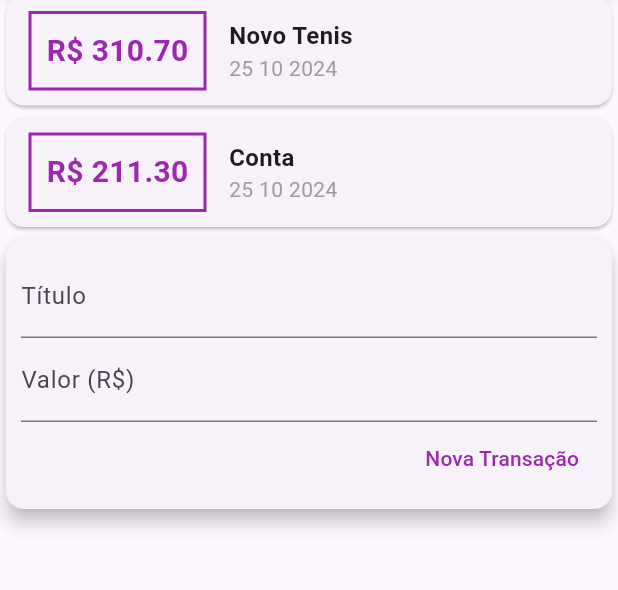
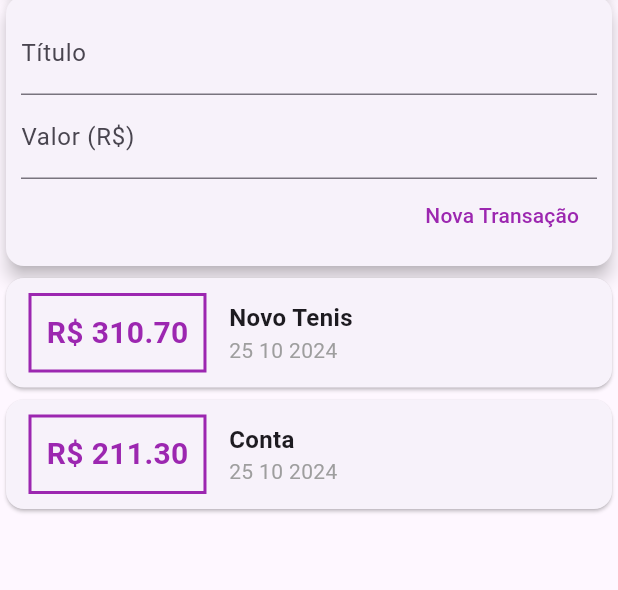
Before and after one commit to JoaoChi/GestaoGastos, a Flutter app: the screen it shows after launch, on a phone screen of 412 x 824 dp, the part 136-726 px from its top. Run offline on Flutter 3.47's test engine with Material 3 defaults, Android fonts, the phone set to English and light mode, and no system bars; missing offline and left inert: dart:ffi.

Commit message:
Criado list view com itemCount e builder

```diff
--- a/lib/components/transaction_list.dart
+++ b/lib/components/transaction_list.dart
@@ -9,8 +9,12 @@ class TransactionList extends StatelessWidget {
 
   @override
   Widget build(BuildContext context) {
-    return Column(
-      children: transactions.map((tr) {
+    return Container(
+      height: 300,
+      child: ListView.builder(
+          itemCount: transactions.length,
+          itemBuilder: (ctx, index) {
+            final tr = transactions[index];
             return Card(
               child: Row(
                 children: <Widget>[
@@ -39,7 +43,8 @@ class TransactionList extends StatelessWidget {
                     children: <Widget>[
                       Text(
                         tr.title,
-                    style: TextStyle(fontSize: 16, fontWeight: FontWeight.bold),
+                        style: TextStyle(
+                            fontSize: 16, fontWeight: FontWeight.bold),
                       ),
                       Text(
                         DateFormat('d MM y').format(tr.date),
@@ -52,7 +57,7 @@ class TransactionList extends StatelessWidget {
                 ],
               ),
             );
-      }).toList(),
+          }),
     );
   }
 }
--- a/lib/components/transaction_user.dart
+++ b/lib/components/transaction_user.dart
@@ -45,8 +45,8 @@ class _MyWidgetState extends State<TransactionUser> {
   Widget build(BuildContext context) {
     return Column(
       children: <Widget>[
+        TransactionForm(_addTransaction),
         TransactionList(_transactions),
-        TransactionForm(_addTransaction),
       ],
     );
   }
--- a/lib/main.dart
+++ b/lib/main.dart
@@ -21,7 +21,8 @@ class Homepage extends StatelessWidget {
         appBar: AppBar(
           title: Text('Despesas '),
         ),
-        body: Column(
+        body: SingleChildScrollView(
+          child: Column(
             crossAxisAlignment: CrossAxisAlignment.stretch,
             children: <Widget>[
               Container(
@@ -33,6 +34,7 @@ class Homepage extends StatelessWidget {
               ),
               TransactionUser(),
             ],
+          ),
         ));
   }
 }
```
Lines whose indentation alone changed are shown as unchanged.
